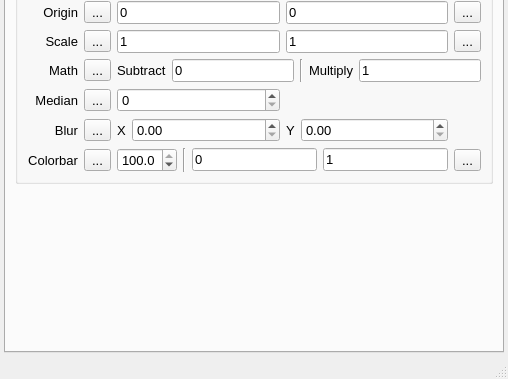
NeutrinoToolkit/Neutrino, file src/pans/nPreferences.ui: the form before one commit; both pictures show x 0 to 508 and y 256 to 635 of the 508 by 635 pixel window.
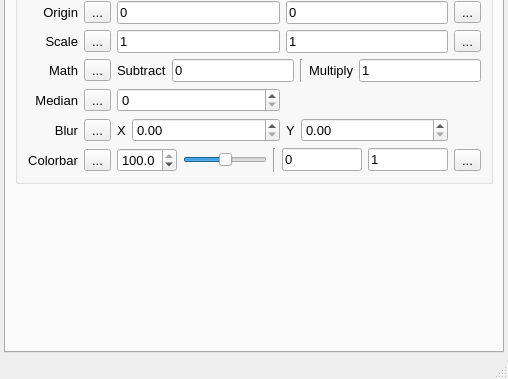
The form after the commit. Icons and pictures are not drawn.

Commit message: added default gamma when opening files

The edit to the form file:
```diff
--- a/src/pans/nPreferences.ui
+++ b/src/pans/nPreferences.ui
@@ -511,7 +511,7 @@
            </item>
            <item row="12" column="2" colspan="3">
             <widget class="QWidget" name="widget_10" native="true">
-             <layout class="QHBoxLayout" name="horizontalLayout_8" stretch="0,0,1,1,0">
+             <layout class="QHBoxLayout" name="horizontalLayout_8" stretch="0,0,0,1,1,0">
               <property name="leftMargin">
                <number>0</number>
               </property>
@@ -543,6 +543,28 @@
                 </property>
                </widget>
               </item>
+              <item>
+               <widget class="QSlider" name="gamma">
+                <property name="toolTip">
+                 <string>Set default gamma value for colorbar</string>
+                </property>
+                <property name="minimum">
+                 <number>-4</number>
+                </property>
+                <property name="maximum">
+                 <number>6</number>
+                </property>
+                <property name="value">
+                 <number>1</number>
+                </property>
+                <property name="orientation">
+                 <enum>Qt::Horizontal</enum>
+                </property>
+                <property name="neutrinoSave" stdset="0">
+                 <bool>true</bool>
+                </property>
+               </widget>
+              </item>
               <item>
                <widget class="Line" name="line_4">
                 <property name="orientation">
```
Left out of the diff: 2 changed lines with no effect on the pictures. The commit also changes 3 other files.
